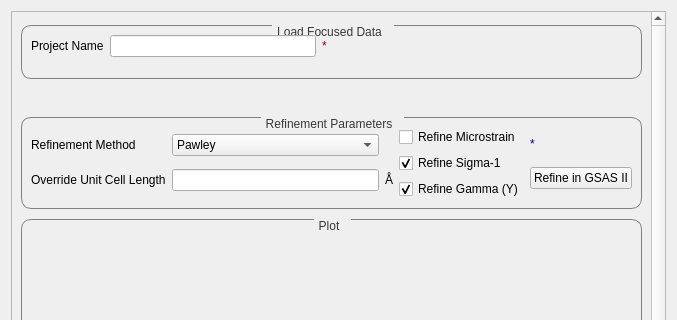
Above: qt/python/mantidqtinterfaces/mantidqtinterfaces/Engineering/gui/engineering_diffraction/tabs/gsas2/gsas2_tab.ui from cailafinn/mantid before the change; both pictures show x 0 to 677 and y 0 to 320 of the 677 by 604 pixel window. Below: the same form after it.
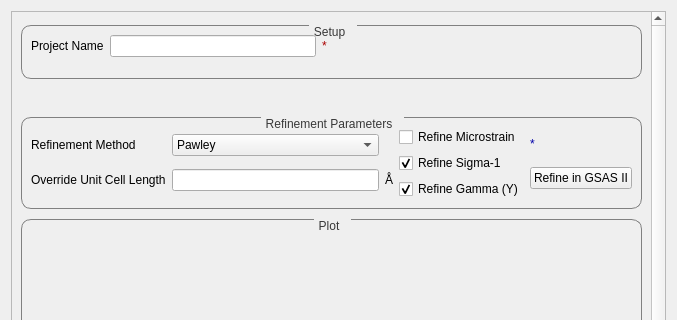
That is the form after the change. Custom widgets are drawn as their Qt base class.

Commit message:
Add functions to allow GUI to start
RE #34587

What changed in the file:
```diff
--- a/qt/python/mantidqtinterfaces/mantidqtinterfaces/Engineering/gui/engineering_diffraction/tabs/gsas2/gsas2_tab.ui
+++ b/qt/python/mantidqtinterfaces/mantidqtinterfaces/Engineering/gui/engineering_diffraction/tabs/gsas2/gsas2_tab.ui
@@ -91,7 +91,7 @@
             <string notr="true"/>
            </property>
            <property name="title">
-            <string>Load Focused Data</string>
+            <string>Setup</string>
            </property>
            <property name="alignment">
             <set>Qt::AlignBottom|Qt::AlignHCenter</set>
```
The commit also changes 2 other files.
